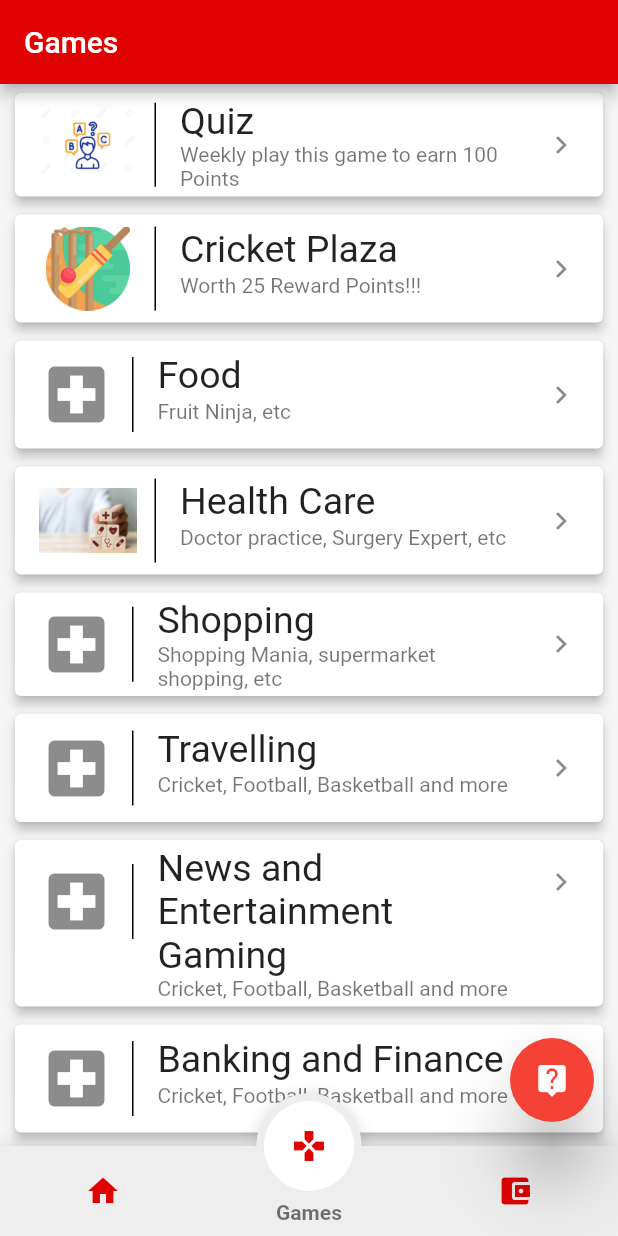
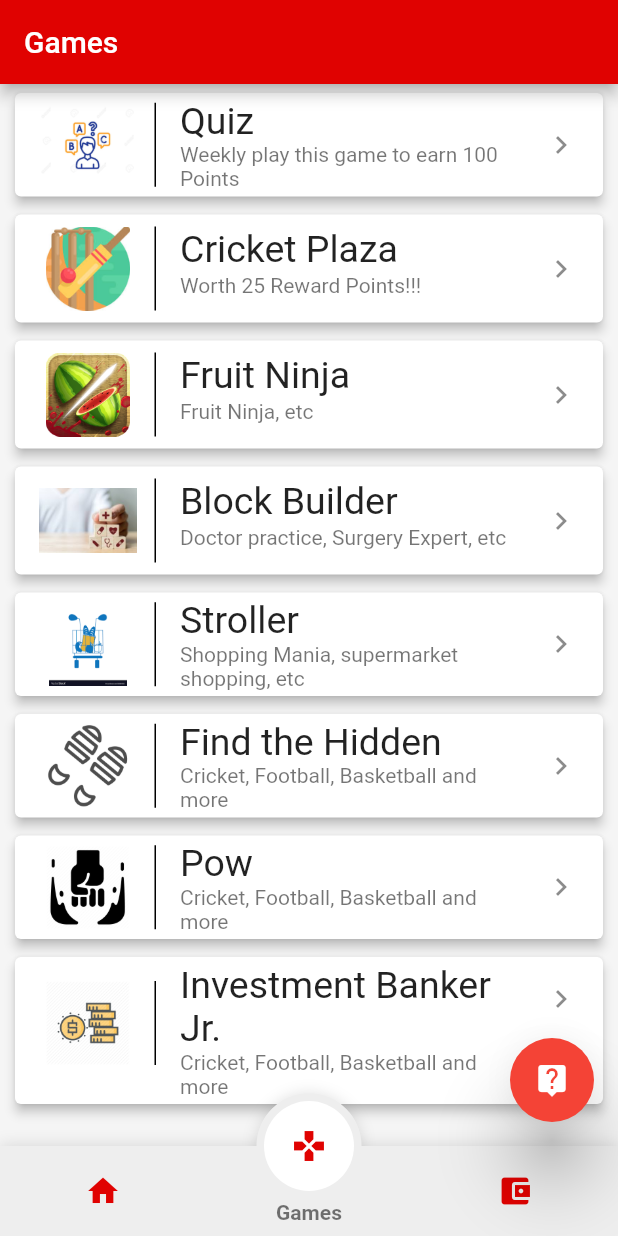
Before and after one commit to kohinoor98/VIL, a Flutter app: the screen it shows once a user with an empty profile is signed in, item 2 of the bottom bar chosen, on a phone screen of 412 x 824 dp. Run offline on Flutter 3.47's test engine with Material 2 defaults, Android fonts, the phone set to English and light mode, and no system bars; drawn by our look-alikes of fancy_bottom_navigation; our stand-ins replace carousel_slider, charts_flutter, cloud_firestore, firebase_auth, firebase_messaging, fluttertoast and 1 more; missing offline and left inert: flutter_dialogflow; accounts and stored records are empty; network calls fail; Roboto replaces fonts that are missing (Noto); project files that could hold a hidden picture were left out.

Commit message:
Games Page done

```diff
--- a/lib/Game/games.dart
+++ b/lib/Game/games.dart
@@ -202,13 +202,14 @@ class _GamesState extends State<Games> {
                     border: new Border(
                         right:
                             new BorderSide(width: 1.0, color: Colors.black))),
-                child: Icon(
-                  Icons.local_hospital,
-                  size: 50,
+                child: Image.asset(
+                  'assets/fruitNinja.png',
+                  width: 65.0,
+                  height: 65.0,
                 ),
               ),
               title: Text(
-                "Food",
+                "Fruit Ninja",
                 style: TextStyle(
                     fontSize: 25.0,
                     fontFamily: 'Noto'), //fontWeight: FontWeight.w600,
@@ -261,7 +262,7 @@ class _GamesState extends State<Games> {
                 ),
               ),
               title: Text(
-                "Health Care",
+                "Block Builder",
                 style: TextStyle(
                     fontSize: 25.0,
                     fontFamily: 'Noto'), //fontWeight: FontWeight.w600,
@@ -307,13 +308,14 @@ class _GamesState extends State<Games> {
                     border: new Border(
                         right:
                             new BorderSide(width: 1.0, color: Colors.black))),
-                child: Icon(
-                  Icons.local_hospital,
-                  size: 50,
+                child: Image.asset(
+                  'assets/shoppingGame.png',
+                  width: 65.0,
+                  height: 65.0,
                 ),
               ),
               title: Text(
-                "Shopping",
+                "Stroller",
                 style: TextStyle(
                     fontSize: 25.0,
                     fontFamily: 'Noto'), //fontWeight: FontWeight.w600,
@@ -359,13 +361,14 @@ class _GamesState extends State<Games> {
                     border: new Border(
                         right:
                             new BorderSide(width: 1.0, color: Colors.black))),
-                child: Icon(
-                  Icons.local_hospital,
-                  size: 50,
+                child: Image.asset(
+                  'assets/findthehidden.png',
+                  width: 65.0,
+                  height: 65.0,
                 ),
               ),
               title: Text(
-                "Travelling",
+                "Find the Hidden",
                 style: TextStyle(
                     fontSize: 25.0,
                     fontFamily: 'Noto'), //fontWeight: FontWeight.w600,
@@ -411,13 +414,14 @@ class _GamesState extends State<Games> {
                     border: new Border(
                         right:
                             new BorderSide(width: 1.0, color: Colors.black))),
-                child: Icon(
-                  Icons.local_hospital,
-                  size: 50,
+                child: Image.asset(
+                  'assets/pow.png',
+                  width: 65.0,
+                  height: 65.0,
                 ),
               ),
               title: Text(
-                "News and Entertainment Gaming",
+                "Pow", //News and Entertainment Gaming
                 style: TextStyle(
                     fontSize: 25.0,
                     fontFamily: 'Noto'), //fontWeight: FontWeight.w600,
@@ -463,13 +467,14 @@ class _GamesState extends State<Games> {
                     border: new Border(
                         right:
                             new BorderSide(width: 1.0, color: Colors.black))),
-                child: Icon(
-                  Icons.local_hospital,
-                  size: 50,
+                child:  Image.asset(
+                  'assets/bankingJunior.png',
+                  width: 65.0,
+                  height: 65.0,
                 ),
               ),
               title: Text(
-                "Banking and Finance",
+                "Investment Banker Jr.",
                 style: TextStyle(
                     fontSize: 25.0,
                     fontFamily: 'Noto'), //fontWeight: FontWeight.w600,
--- a/pubspec.yaml
+++ b/pubspec.yaml
@@ -111,7 +111,11 @@ flutter:
     - assets/quiz.jpg
     - assets/cricket.jpeg
     - assets/hospital.jpeg
-
+    - assets/shoppingGame.png
+    - assets/fruitNinja.png
+    - assets/findthehidden.png
+    - assets/pow.png
+    - assets/bankingJunior.png
 
   # An image asset can refer to one or more resolution-specific "variants", see
   # https://flutter.dev/assets-and-images/#resolution-aware.
```
Also changed, not shown: assets/bankingJunior.png (added), assets/findthehidden.png (added), assets/fruitNinja.png (added), assets/pow.png (added), assets/shoppingGame.png (added).
